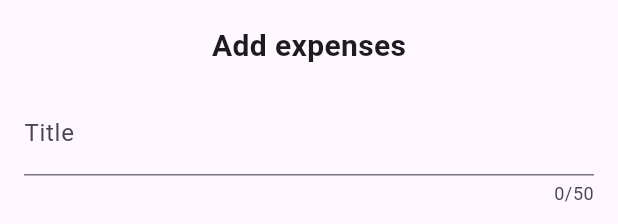
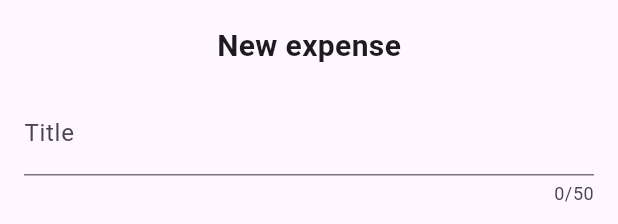
Before and after one commit to alifrizqullahmaruf/expense_tracker, a Flutter app: the NewExpense widget shown alone on an empty page, opened directly, on a phone screen of 412 x 824 dp. Shown: the top 224 px of the screen. Run offline on Flutter 3.47's test engine with Material 3 defaults, Android fonts, the phone set to English and light mode, and no system bars.

Commit message:
just add

```diff
--- a/lib/Widget/newExpense.dart
+++ b/lib/Widget/newExpense.dart
@@ -34,7 +34,7 @@ class _NewExpenseState extends State<NewExpense> {
       child: Column(
         children: [
           const Text(
-            "Add expenses",
+            "New expense",
             style: TextStyle(fontSize: 20, fontWeight: FontWeight.bold),
           ),
           const SizedBox(
@@ -60,10 +60,10 @@ class _NewExpenseState extends State<NewExpense> {
                   mainAxisAlignment: MainAxisAlignment.end,
                   crossAxisAlignment: CrossAxisAlignment.center,
                   children: [
-                    Text('Selected Date'),
+                    const Text('Selected Date'),
                     IconButton(
                       onPressed: _presentDatePicker,
-                      icon: Icon(
+                      icon: const Icon(
                         Icons.calendar_month,
                       ),
                     ),
```
